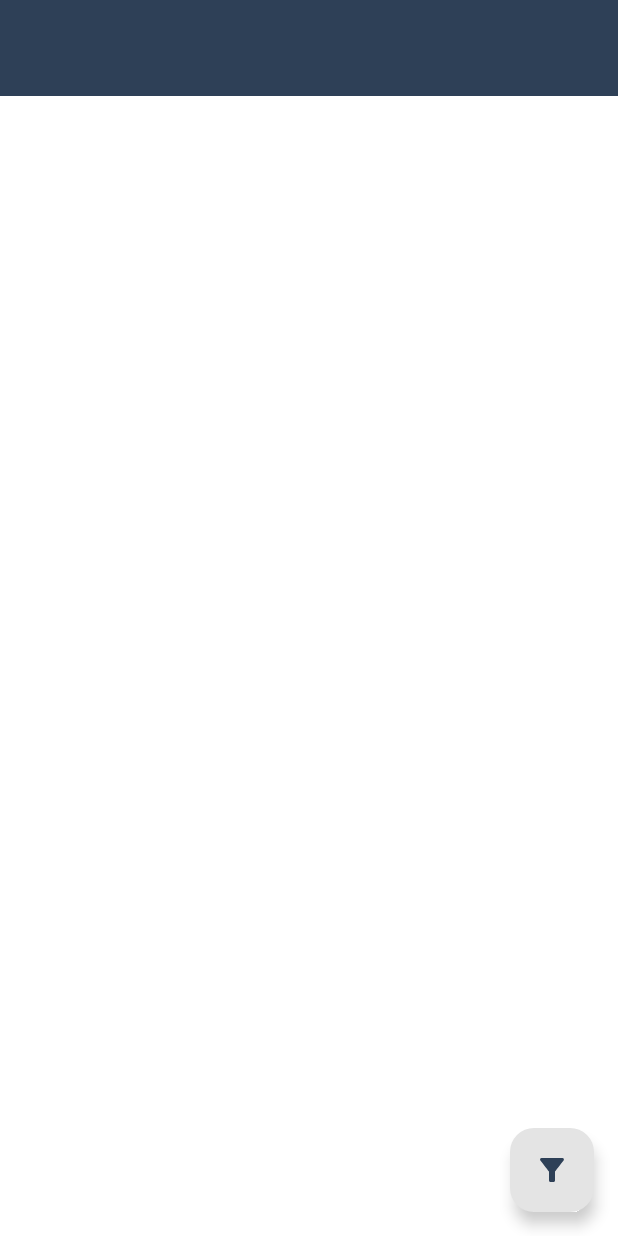
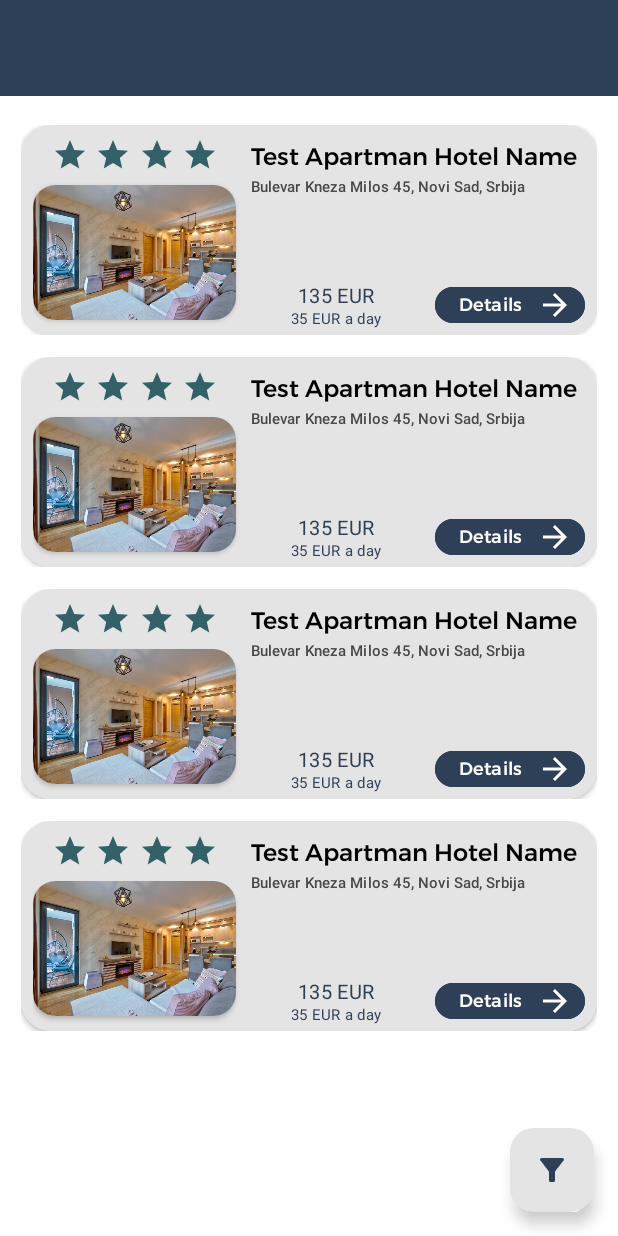
Before and after one commit to Olivera2708/Bookify-mobile, an Android app: the screen it shows after launch (ResultsActivity), on a phone screen of 412 x 824 dp. Run offline under Robolectric (Android 15) with nearby library versions, the phone set to English and light mode, and no system bars.

Commit message:
done with results view

```diff
--- a/app/build.gradle
+++ b/app/build.gradle
@@ -29,6 +29,7 @@ android {
 }
 
 dependencies {
+    implementation 'com.google.android.flexbox:flexbox:3.0.0'
     implementation 'com.google.android.material:material:1.10.0'
     implementation 'androidx.appcompat:appcompat:1.6.1'
     implementation 'androidx.constraintlayout:constraintlayout:2.1.4'
--- a/app/src/main/java/com/example/bookify/ResultsActivity.java
+++ b/app/src/main/java/com/example/bookify/ResultsActivity.java
@@ -6,6 +6,7 @@ import android.app.Dialog;
 import android.graphics.Color;
 import android.graphics.drawable.ColorDrawable;
 import android.os.Bundle;
+import android.text.Layout;
 import android.view.Gravity;
 import android.view.View;
 import android.view.ViewGroup;
@@ -15,10 +16,14 @@ import android.widget.ArrayAdapter;
 import android.widget.AutoCompleteTextView;
 import android.widget.Button;
 import android.widget.LinearLayout;
+import android.widget.ListView;
 import android.widget.Spinner;
 
 import com.google.android.material.bottomsheet.BottomSheetDialog;
 import com.google.android.material.floatingactionbutton.FloatingActionButton;
+
+import java.util.ArrayList;
+import java.util.Arrays;
 
 public class ResultsActivity extends AppCompatActivity {
 
@@ -28,7 +33,7 @@ public class ResultsActivity extends AppCompatActivity {
         super.onCreate(savedInstanceState);
         setContentView(R.layout.results);
 
-        filterButton = (FloatingActionButton) findViewById(R.id.filter);
+        filterButton = (FloatingActionButton) findViewById(R.id.filterButton);
         filterButton.setOnClickListener(new View.OnClickListener() {
             @Override
             public void onClick(View view) {
@@ -41,11 +46,6 @@ public class ResultsActivity extends AppCompatActivity {
         final BottomSheetDialog dialog = new BottomSheetDialog(this);
         dialog.requestWindowFeature(Window.FEATURE_NO_TITLE);
         dialog.setContentView(R.layout.filter);
-
-//        Spinner sortSpinner = dialog.findViewById(R.id.sortSpinner);
-//        ArrayAdapter<CharSequence>adapter= ArrayAdapter.createFromResource(this, R.array.sort_by, android.R.layout.simple_spinner_item);
-//        adapter.setDropDownViewResource(android.R.layout.simple_spinner_item);
-//        sortSpinner.setAdapter(adapter);
 
         String[] sort = new String[] {"Price lowest first", "Price highest first", "Name"};
         ArrayAdapter<String> adapter = new ArrayAdapter<>(this, R.layout.dropdown_item, sort);
--- a/app/src/main/res/layout/results.xml
+++ b/app/src/main/res/layout/results.xml
@@ -7,7 +7,7 @@
     tools:context=".ResultsActivity">
 
     <com.google.android.material.floatingactionbutton.FloatingActionButton
-        android:id="@+id/filter"
+        android:id="@+id/filterButton"
         android:layout_width="wrap_content"
         android:layout_height="wrap_content"
         android:layout_gravity="end"
@@ -45,13 +45,49 @@
         </androidx.constraintlayout.widget.ConstraintLayout>
     </com.google.android.material.appbar.AppBarLayout>
 
-<!--    <ListView-->
-<!--        android:id="@android:id/list"-->
+    <FrameLayout
+        android:id="@+id/f1"
+        android:layout_marginTop="12dp"
+        android:layout_width="match_parent"
+        android:layout_height="wrap_content"
+        app:layout_constraintTop_toBottomOf="@+id/appBarLayout">
+
+        <include layout="@layout/tile_component" />
+    </FrameLayout>
+
+    <FrameLayout
+        android:id="@+id/f2"
+        android:layout_width="match_parent"
+        android:layout_height="wrap_content"
+        app:layout_constraintTop_toBottomOf="@+id/f1">
+
+        <include layout="@layout/tile_component" />
+    </FrameLayout>
+
+    <FrameLayout
+        android:id="@+id/f3"
+        android:layout_width="match_parent"
+        android:layout_height="wrap_content"
+        app:layout_constraintTop_toBottomOf="@+id/f2">
+
+        <include layout="@layout/tile_component" />
+    </FrameLayout>
+
+    <FrameLayout
+        android:id="@+id/f4"
+        android:layout_width="match_parent"
+        android:layout_height="wrap_content"
+        app:layout_constraintTop_toBottomOf="@+id/f3">
+
+        <include layout="@layout/tile_component" />
+    </FrameLayout>
+
+    <!--    <ListView-->
+<!--        android:id="@+id/resultList"-->
 <!--        android:layout_width="match_parent"-->
 <!--        android:layout_height="wrap_content"-->
+<!--        android:paddingTop="12dp"-->
 <!--        tools:listitem="@layout/tile_component"-->
 <!--        app:layout_constraintTop_toBottomOf="@+id/appBarLayout"/>-->
 
-
-
 </androidx.constraintlayout.widget.ConstraintLayout>
--- a/app/src/main/res/layout/tile_component.xml
+++ b/app/src/main/res/layout/tile_component.xml
@@ -3,8 +3,8 @@
     xmlns:android="http://schemas.android.com/apk/res/android"
     xmlns:app="http://schemas.android.com/apk/res-auto"
     xmlns:tools="http://schemas.android.com/tools"
-    android:padding="15dp"
-    android:background="@color/white"
+    android:paddingHorizontal="14dp"
+    android:paddingVertical="7dp"
     android:layout_width="match_parent"
     android:layout_height="match_parent">
 
@@ -22,7 +22,7 @@
             android:paddingHorizontal="8dp"
             android:layout_width="match_parent"
             android:layout_height="140dp"
-            android:background="@color/light_grey">
+            android:background="?attr/colorSecondary">
 
             <androidx.cardview.widget.CardView
                 android:id="@+id/apartment_image"
@@ -41,40 +41,33 @@
 
             <TextView
                 android:id="@+id/apartment_name"
-                android:layout_width="wrap_content"
+                android:layout_width="0dp"
                 android:layout_height="wrap_content"
                 android:layout_marginStart="10dp"
                 android:fontFamily="@font/montserrat_medium"
-                android:text="Test Apartman"
+                android:text="Test Apartman Hotel Name"
                 android:textColor="@color/black"
                 android:textSize="16sp"
-                app:layout_constraintStart_toEndOf="@id/apartment_image"/>
+                app:layout_constraintEnd_toEndOf="parent"
+                app:layout_constraintHorizontal_bias="0.14"
+                app:layout_constraintStart_toEndOf="@+id/apartment_image"
+                app:layout_constraintTop_toTopOf="@+id/stars" />
 
             <TextView
                 android:id="@+id/apartment_address"
                 style="@style/TextAppearance.MaterialComponents.Subtitle2"
-                android:layout_width="wrap_content"
+                android:layout_width="0dp"
                 android:layout_height="wrap_content"
-                android:layout_marginStart="14dp"
                 android:text="Bulevar Kneza Milos 45, Novi Sad, Srbija"
                 android:textColor="#474747"
-                android:textSize="11sp"
-                app:layout_constraintStart_toEndOf="@id/apartment_image"
-                app:layout_constraintTop_toBottomOf="@id/apartment_name" />
-
-            <TextView
-                android:id="@+id/text"
-                style="@style/TextAppearance.MaterialComponents.Body2"
-                android:layout_height="wrap_content"
-                android:layout_marginTop="2dp"
-                android:layout_marginStart="12dp"
-                android:text="I'm a supporting text. Very Lorem ipsum dolor sit amet. "
-                app:layout_constraintStart_toEndOf="@id/apartment_image"
-                app:layout_constraintTop_toBottomOf="@id/apartment_address"
+                android:textSize="10sp"
+                app:layout_constraintBottom_toTopOf="@+id/price"
                 app:layout_constraintEnd_toEndOf="parent"
-                android:textColor="@color/black"
-                android:textSize="13sp"
-                app:layout_constraintBottom_toTopOf="@id/details"/>
+                app:layout_constraintHorizontal_bias="0.0"
+                app:layout_constraintStart_toStartOf="@+id/apartment_name"
+                app:layout_constraintTop_toBottomOf="@id/apartment_name"
+                app:layout_constraintVertical_bias="0.0"
+                app:layout_wrapBefore="true" />
 
             <TextView
                 android:id="@+id/price"
@@ -85,10 +78,10 @@
                 android:text="135 EUR"
                 android:textColor="@color/charcoal"
                 android:textSize="13sp"
-                tools:layout_editor_absoluteX="175dp"
-                tools:layout_editor_absoluteY="98dp"
-                app:layout_constraintStart_toEndOf="@id/stars"
-                app:layout_constraintEnd_toStartOf="@id/details"/>
+                app:layout_constraintBottom_toTopOf="@+id/priceperday"
+                app:layout_constraintEnd_toEndOf="@+id/priceperday"
+                app:layout_constraintStart_toStartOf="@+id/priceperday"
+                app:layout_constraintTop_toTopOf="@+id/details" />
 
             <TextView
                 android:id="@+id/priceperday"
@@ -99,11 +92,9 @@
                 android:text="35 EUR a day"
                 android:textColor="@color/charcoal"
                 android:textSize="10sp"
-                android:layout_marginBottom="4dp"
-                app:layout_constraintTop_toBottomOf="@id/price"
-                app:layout_constraintStart_toStartOf="@id/price"
-                app:layout_constraintEnd_toEndOf="@id/price"
-                app:layout_constraintBottom_toBottomOf="parent"/>
+                app:layout_constraintBottom_toBottomOf="@+id/details"
+                app:layout_constraintEnd_toStartOf="@+id/details"
+                app:layout_constraintStart_toEndOf="@+id/apartment_image" />
 
             <Button
                 android:id="@+id/details"
@@ -135,53 +126,54 @@
                 android:id="@+id/stars"
                 android:layout_width="120dp"
                 android:layout_height="wrap_content"
+                app:layout_constraintBottom_toTopOf="@id/apartment_image"
+                app:layout_constraintEnd_toEndOf="@id/apartment_image"
                 app:layout_constraintStart_toStartOf="@id/apartment_image"
-                app:layout_constraintEnd_toEndOf="@id/apartment_image"
-                app:layout_constraintBottom_toTopOf="@id/apartment_image">
+                app:layout_constraintTop_toTopOf="parent">
 
                 <ImageView
                     android:id="@+id/star1"
                     android:layout_width="wrap_content"
                     android:layout_height="wrap_content"
-                    app:tint="@color/caribbean"
                     app:layout_constraintBottom_toBottomOf="parent"
                     app:layout_constraintEnd_toStartOf="@id/star2"
                     app:layout_constraintStart_toStartOf="parent"
                     app:layout_constraintTop_toTopOf="parent"
-                    app:srcCompat="@drawable/star" />
+                    app:srcCompat="@drawable/star"
+                    app:tint="@color/caribbean" />
 
                 <ImageView
                     android:id="@+id/star2"
                     android:layout_width="wrap_content"
                     android:layout_height="wrap_content"
-                    app:tint="@color/caribbean"
                     app:layout_constraintBottom_toBottomOf="parent"
                     app:layout_constraintEnd_toStartOf="@id/star3"
                     app:layout_constraintStart_toEndOf="@id/star1"
                     app:layout_constraintTop_toTopOf="parent"
-                    app:srcCompat="@drawable/star" />
+                    app:srcCompat="@drawable/star"
+                    app:tint="@color/caribbean" />
 
                 <ImageView
                     android:id="@+id/star3"
                     android:layout_width="wrap_content"
                     android:layout_height="wrap_content"
-                    app:tint="@color/caribbean"
                     app:layout_constraintBottom_toBottomOf="parent"
                     app:layout_constraintEnd_toStartOf="@id/star4"
                     app:layout_constraintStart_toEndOf="@id/star2"
                     app:layout_constraintTop_toTopOf="parent"
-                    app:srcCompat="@drawable/star" />
+                    app:srcCompat="@drawable/star"
+                    app:tint="@color/caribbean" />
 
                 <ImageView
                     android:id="@+id/star4"
                     android:layout_width="wrap_content"
                     android:layout_height="wrap_content"
-                    app:tint="@color/caribbean"
                     app:layout_constraintBottom_toBottomOf="parent"
                     app:layout_constraintEnd_toEndOf="parent"
                     app:layout_constraintStart_toEndOf="@id/star3"
                     app:layout_constraintTop_toTopOf="parent"
-                    app:srcCompat="@drawable/star" />
+                    app:srcCompat="@drawable/star"
+                    app:tint="@color/caribbean" />
 
             </androidx.constraintlayout.widget.ConstraintLayout>
 
--- a/app/src/main/res/values-night/themes.xml
+++ b/app/src/main/res/values-night/themes.xml
@@ -6,9 +6,10 @@
         <item name="colorPrimaryContainer">@color/dark_grey</item>
         <item name="colorOnPrimaryContainer">@color/honeydew</item>
 
+        <item name="colorSecondary">@color/light_grey</item>
+
         <item name="colorPrimary">@color/off_white</item>
         <item name="colorPrimaryDark">@color/dark_grey</item>
-<!--        <item name="colorSurfaceContainerHighest">@color/off_white</item>-->
 
         <item name="android:windowBackground">@color/dark_background</item>
         <item name="popupMenuBackground">@color/grey</item>
--- a/app/src/main/res/values/themes.xml
+++ b/app/src/main/res/values/themes.xml
@@ -5,6 +5,8 @@
         <!-- <item name="colorPrimary">@color/my_light_primary</item> -->
         <item name="colorPrimaryContainer">@color/off_white</item>
         <item name="colorOnPrimaryContainer">@color/charcoal</item>
+
+        <item name="colorSecondary">@color/off_white</item>
 
         <item name="colorPrimary">@color/charcoal</item>
         <item name="colorPrimaryDark">@color/honeydew</item>
```
